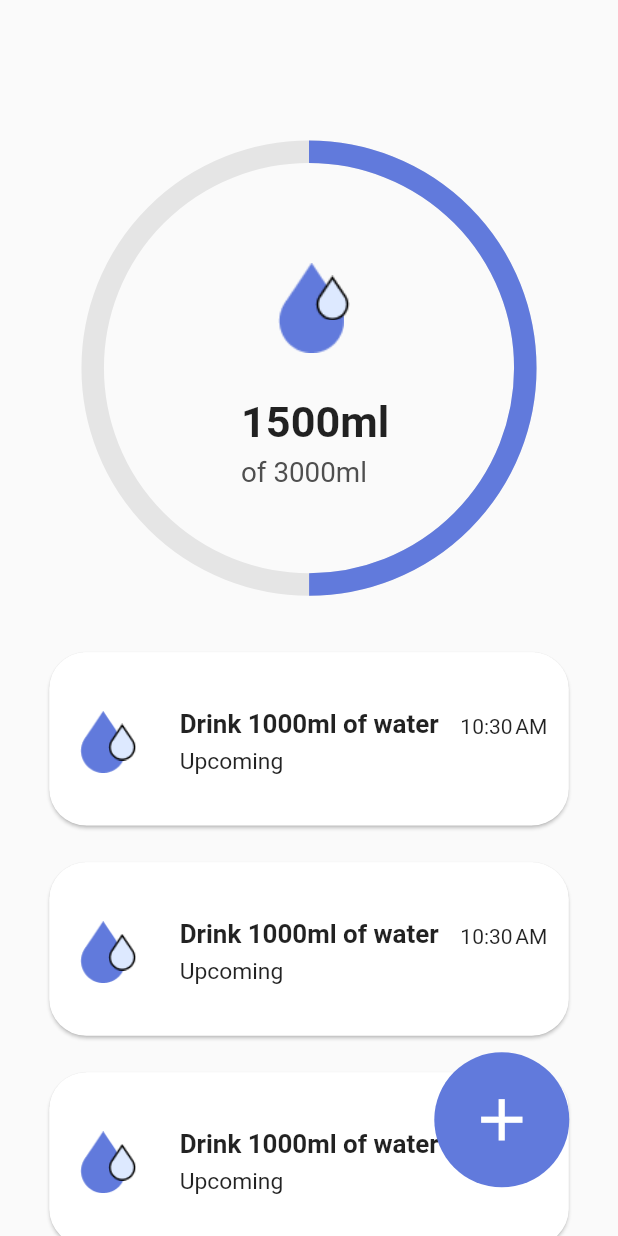
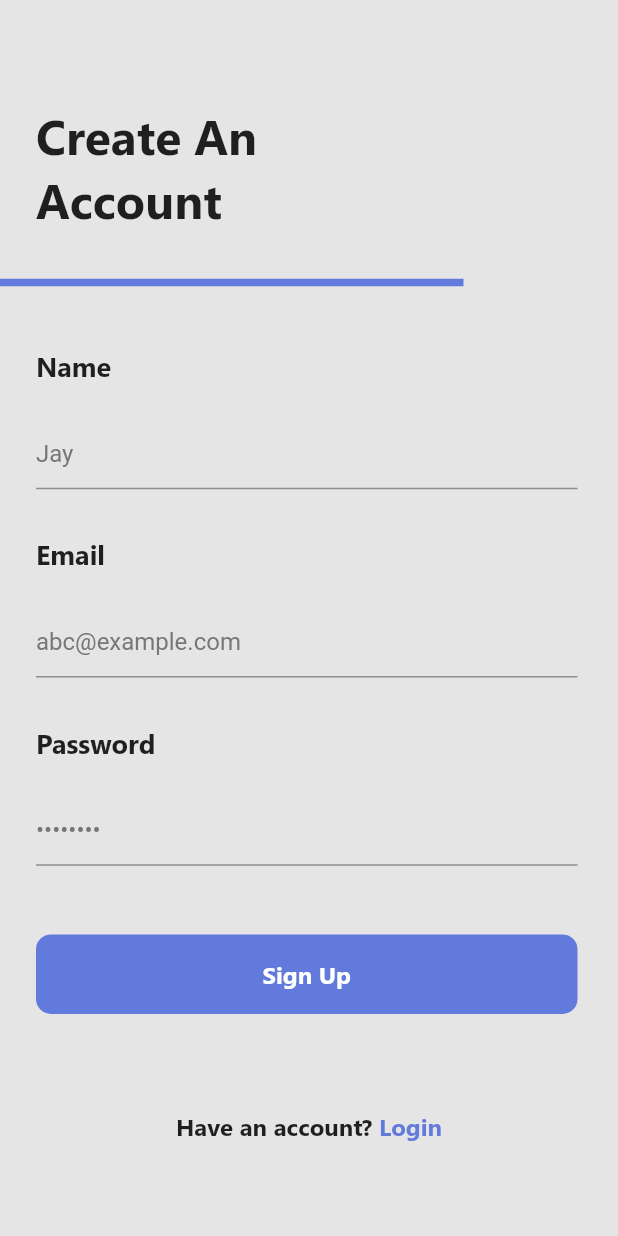
Before and after one commit to Crazelu/medbuzz2.0, a Flutter app: the screen it shows after launch, on a phone screen of 412 x 824 dp. Run offline on Flutter 3.47's test engine with Material 2 defaults, Android fonts, the phone set to English and light mode, and no system bars; our stand-ins replace font_awesome_flutter, scrollable_positioned_list, table_calendar; missing offline and left inert: bubbled_navigation_bar, date_util.

Commit message:
Added Sign up screen, added fonts

```diff
--- a/lib/main.dart
+++ b/lib/main.dart
@@ -1,4 +1,3 @@
-
 import 'package:MedBuzz/core/providers/providers.dart';
 import 'package:MedBuzz/ui/app_theme/app_theme.dart';
 import 'package:MedBuzz/ui/views/Home.dart';
@@ -9,10 +8,12 @@ import 'package:MedBuzz/ui/views/splash_screen.dart';
 import 'package:MedBuzz/ui/views/home_page.dart';
 import 'package:MedBuzz/ui/views/login_page/login_page_screen.dart';
 import 'package:MedBuzz/ui/views/water_reminders/schedule_water_reminder_screen.dart';
+import 'package:MedBuzz/ui/views/signup_page/signup_screen.dart';
 
 import 'package:flutter/material.dart';
 import 'package:provider/provider.dart';
 
+import 'ui/views/signup_page/signup_screen.dart';
 import 'ui/views/water_reminders/water_reminders_view.dart';
 
 void main() {
@@ -29,7 +30,7 @@ class MyApp extends StatelessWidget {
         debugShowCheckedModeBanner: false,
         title: 'MedBuzz',
         theme: appThemeLight,
-        initialRoute: 'waterScheduleView',
+        initialRoute: 'signup',
         routes: {
           '/': (context) => SplashScreen(),
           'home': (context) => HomeScreen(),
@@ -37,6 +38,7 @@ class MyApp extends StatelessWidget {
           'profile': (context) => ProfilePage(),
           'onboarding': (context) => Onboard(),
           'homepage': (context) => HomePage(),
+          'signup': (context) => Signup(),
           'ScheduleAppointmentScreen': (context) => ScheduleAppointmentScreen(),
           WaterScheduleScreen.routeName: (context) => WaterScheduleScreen(),
           'waterScheduleView': (context) => WaterScheduleViewScreen(),
--- /dev/null
+++ b/lib/ui/views/signup_page/signup_screen.dart
@@ -0,0 +1,148 @@
+import 'package:flutter/material.dart';
+
+void main() => runApp(MaterialApp(
+  home: Signup(),
+));
+
+class Signup extends StatelessWidget {
+  @override
+  Widget build(BuildContext context) {
+    //get Screen size
+    Size screenSize = MediaQuery.of(context).size;
+    //get Safe area padding
+    EdgeInsets safe = MediaQuery.of(context).viewPadding;
+
+    return SafeArea(
+        child: Scaffold(
+        backgroundColor: Color(0xffE5E5E5),
+        body: Column(
+          crossAxisAlignment: CrossAxisAlignment.stretch,
+          mainAxisAlignment: MainAxisAlignment.spaceEvenly,
+          children: <Widget>[
+            SizedBox(height: screenSize.height * 0.03,),
+            Padding(
+              padding: const EdgeInsets.only(left: 24.0),
+              child: Text('Create An \nAccount',
+                style: TextStyle(
+                  fontFamily: 'Segoe-Bold',
+                  fontSize: 32.0,
+                )
+              ),
+            ),
+
+            Divider(
+              height: screenSize.height * 0.03,
+              color: Color(0xff617ADC),
+              thickness: 5.0,
+              endIndent: screenSize.width * 0.25,
+              ),
+            Padding(
+              padding: const EdgeInsets.only(left: 24.0, top: 10.0),
+              child: Text(
+                'Name',
+                style: TextStyle(
+                  fontFamily: 'Segoe-Bold',
+                  fontWeight: FontWeight.w400,
+                  fontSize: 18.0,
+                ),
+              ),
+            ),
+            Padding(
+                padding: const EdgeInsets.only(left: 24.0, right: 27.0),
+                child: TextField(
+                decoration: InputDecoration(
+                hintText: 'Jay'
+                ),
+              ),
+            ),
+                      Padding(
+              padding: const EdgeInsets.only(left: 24.0, top: 10.0),
+              child: Text(
+                'Email',
+                style: TextStyle(
+                  fontFamily: 'Segoe-Bold',
+                  fontWeight: FontWeight.w400,
+                  fontSize: 18.0,
+                ),
+              ),
+            ),
+            Padding(
+                padding: const EdgeInsets.only(left: 24.0, right: 27.0),
+                child: TextField(
+                decoration: InputDecoration(
+
+                hintText: 'abc@example.com'
+                ),
+              ),
+            ),
+            Padding(
+              padding: const EdgeInsets.only(left: 24.0, top: 10.0),
+              child: Text(
+                'Password',
+                style: TextStyle(
+                  fontFamily: 'Segoe-Bold',
+                  fontWeight: FontWeight.w400,
+                  fontSize: 18.0,
+                ),
+              ),
+            ),
+            Padding(
+                padding: const EdgeInsets.only(left: 24.0, right: 27.0),
+                child: TextField(
+                  obscureText: true,
+                decoration: InputDecoration(
+                hintText: '••••••••'
+                ),
+              ),
+            ),
+
+            Container(
+
+              padding: EdgeInsets.all(16.0),
+              decoration: BoxDecoration(
+                borderRadius: BorderRadius.all(Radius.circular(10)),
+                color: Color(0xff617ADC),
+                ),
+              alignment: Alignment.center,
+              margin: EdgeInsets.only(top: 24, left: 24, right: 27),
+              child: Text(
+                'Sign Up',
+                style: TextStyle(
+                  fontFamily: 'Segoe-Bold',
+                  fontSize: 16.0,
+                  fontWeight: FontWeight.bold,
+                  color: Colors.white,
+                ),
+              ),
+            ),
+
+            SizedBox(height: screenSize.height * 0.025,),
+            Padding(
+              padding: EdgeInsets.only(bottom: screenSize.height * 0.05),
+                          child: Row(
+                mainAxisAlignment: MainAxisAlignment.center,
+                children: <Widget>[
+                Text(
+                  'Have an account? ',
+                  style: TextStyle(
+                  fontFamily: 'Segoe-Bold',
+                  fontWeight: FontWeight.bold,
+                  fontSize: 16.0,
+                ),),
+                Text(
+                  'Login',
+                  style: TextStyle(
+                  fontFamily: 'Segoe-Bold',
+                  fontWeight: FontWeight.bold,
+                  color: Color(0xff617ADC),
+                  fontSize: 16.0,
+                ),)
+              ],),
+            )
+
+          ],
+        )
+      ),
+    );
+  }
+}
```
Also changed, not shown: pubspec.yaml (+8 -11 lines), fonts/Segoe-Bold.ttf (added), fonts/Segoe.ttf (added).
